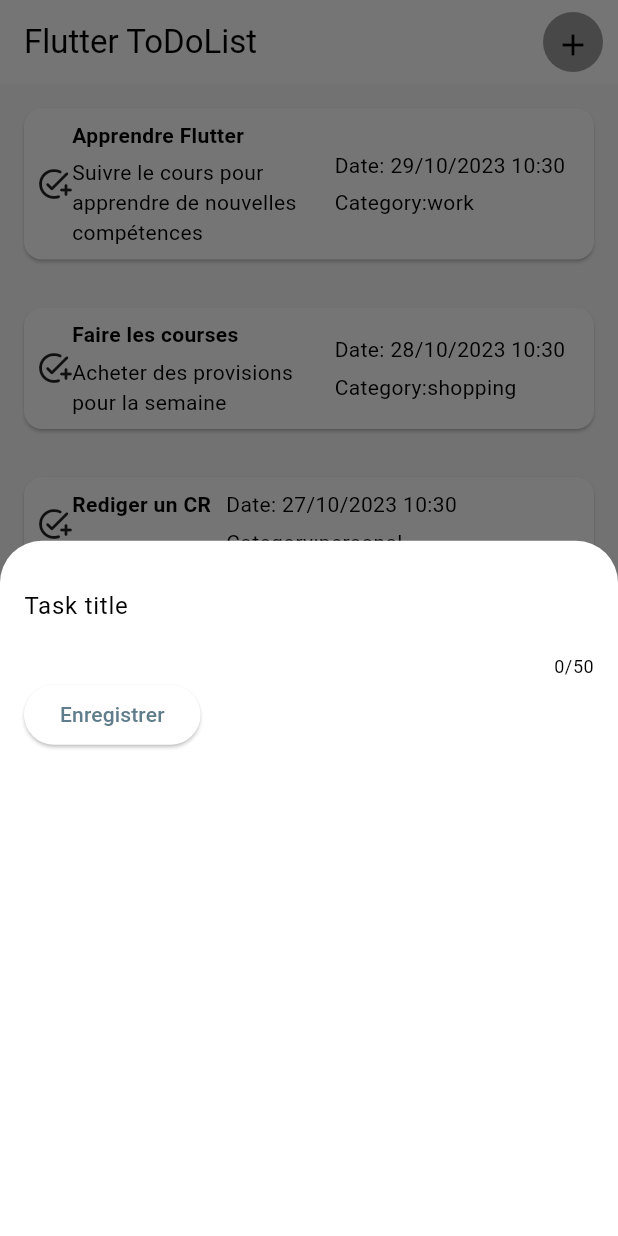
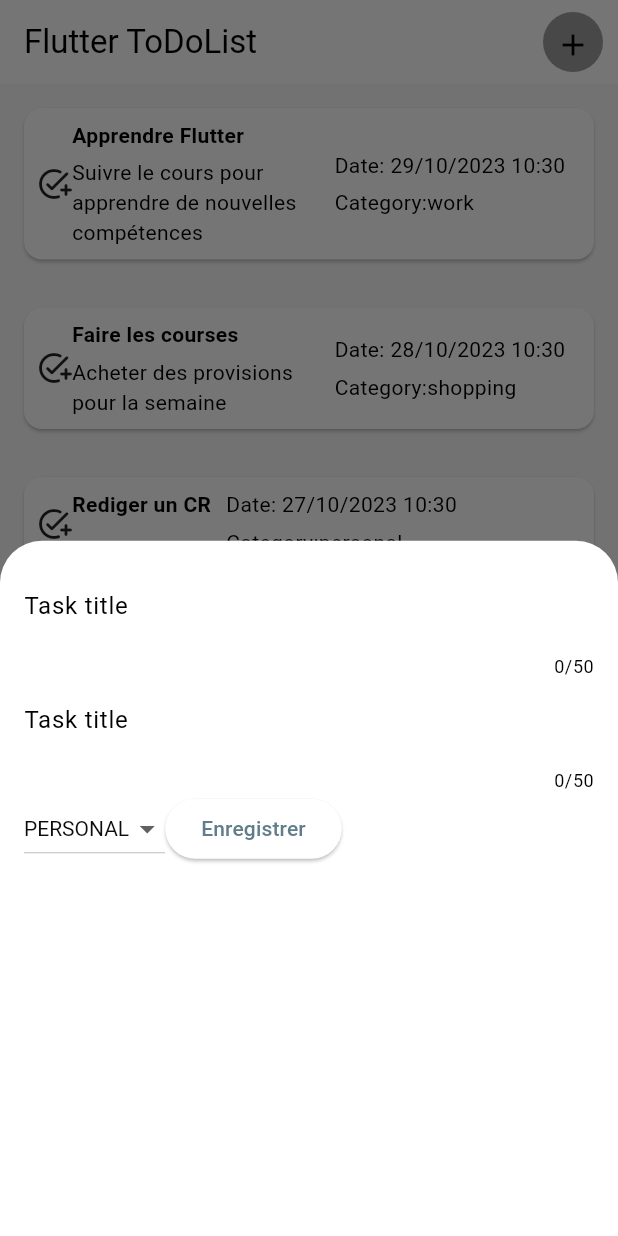
Before and after one commit to HNIDAClassroom/flutter-todoapp-Hosam02, a Flutter app: the screen it shows once a user with an empty profile is signed in, after a tap on the "add" icon, on a phone screen of 412 x 824 dp. Run offline on Flutter 3.47's test engine with Material 3 defaults, Android fonts, the phone set to English and light mode, and no system bars; our stand-ins replace firebase_auth, firebase_core; missing offline and left inert: firebase_ui_auth, firebase_ui_oauth_google; accounts and stored records are empty.

Commit message:
tp4 controle

```diff
--- a/lib/tasks.dart
+++ b/lib/tasks.dart
@@ -38,8 +38,16 @@
   void _openAddTaskOverlay() {
     showModalBottomSheet(
       context: context,
-      builder: (ctx) => const NewTask(),
+      builder: (ctx) => NewTask(onAddTask: _addTask),
     );
+  }
+
+  Future<void> _addTask(Task task) async {
+    await Future.delayed(Duration(seconds: 2));
+
+    setState(() {
+      _registeredTasks.add(task);
+    });
   }
 
   @override
--- a/lib/widgets/new_task.dart
+++ b/lib/widgets/new_task.dart
@@ -1,23 +1,30 @@
 import 'package:flutter/material.dart';
+import '../models/task.dart';
 
 class NewTask extends StatefulWidget {
-  const NewTask({Key? key}) : super(key: key);
+  const NewTask({super.key, required this.onAddTask});
+
+  final void Function(Task task) onAddTask;
 
   @override
-  _NewTaskState createState() => _NewTaskState();
+  State<NewTask> createState() {
+    return _NewTaskState();
+  }
 }
 
 class _NewTaskState extends State<NewTask> {
   final _titleController = TextEditingController();
-
+  final _descriptionController = TextEditingController();
+  Category _selectedCategory = Category.personal;
   @override
   void dispose() {
     _titleController.dispose();
     super.dispose();
   }
+
   void _submitTaskData() {
-
-    if (_titleController.text.trim().isEmpty) {
+    if ((_titleController.text.trim().isEmpty) ||
+        (_descriptionController.text.trim().isEmpty)) {
       showDialog(
         context: context,
         builder: (ctx) => AlertDialog(
@@ -36,8 +43,12 @@
       );
       return;
     }
-   }
-
+    widget.onAddTask(Task(
+        title: _titleController.text,
+        description: _descriptionController.text,
+        date: DateTime(2023, 10, 16, 14, 30),
+        category: _selectedCategory));
+  }
 
   @override
   Widget build(BuildContext context) {
@@ -52,11 +63,42 @@
               labelText: 'Task title',
             ),
           ),
+          TextField(
+            controller: _descriptionController,
+            maxLength: 50,
+            decoration: InputDecoration(
+              labelText: 'Task title',
+            ),
+          ),
           Row(
             children: [
+              DropdownButton<Category>(
+                value: _selectedCategory,
+                style: TextStyle(color: Color.fromARGB(255, 12, 12, 12)),
+                items: Category.values
+                    .map((category) => DropdownMenuItem<Category>(
+                          value: category,
+                          child: Text(
+                            category.name
+                                .toUpperCase(), // Remplacez cette couleur par celle que vous souhaitez
+                          ),
+                        ))
+                    .toList(),
+                onChanged: (value) {
+                  if (value == null) {
+                    return;
+                  }
+
+                  setState(() {
+                    _selectedCategory = value;
+                  });
+                },
+              ),
               ElevatedButton(
-                onPressed:_submitTaskData,
-
+                onPressed: () {
+                 _submitTaskData();
+                  print(_titleController.text);
+                },
                 child: const Text('Enregistrer'),
               ),
             ],
```
